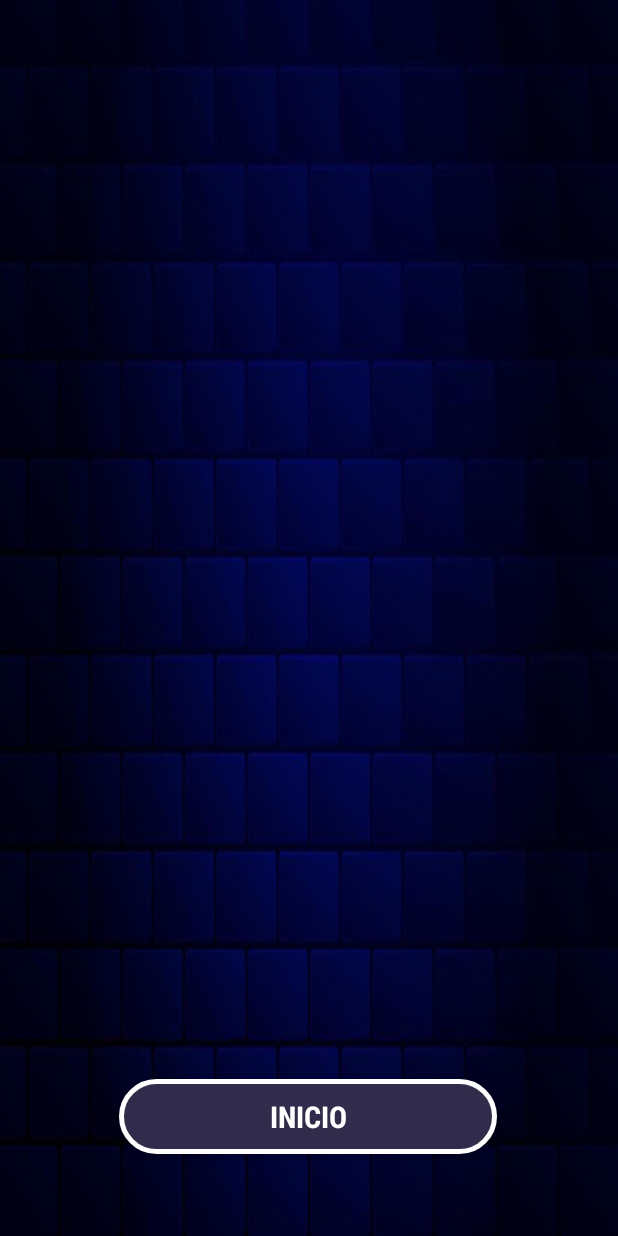
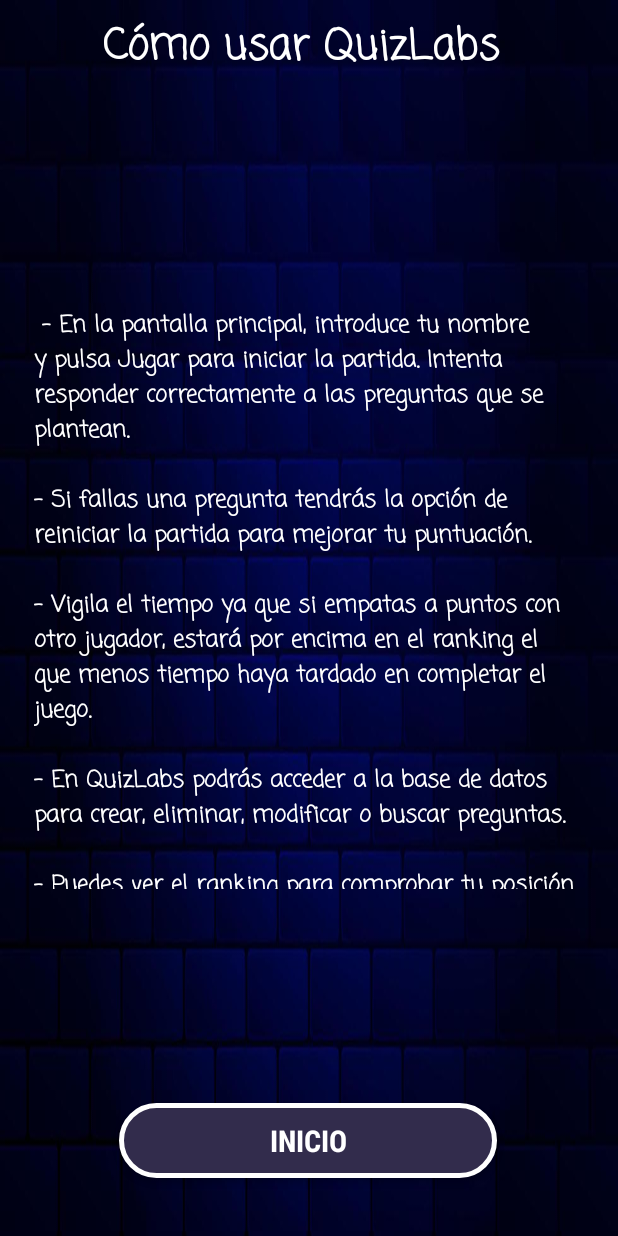
Before and after one commit to a-sisla/QuizLabs, an Android app: the screen it shows after launch (AyudaActivity), in the side drawer, after a tap on "AYUDA", on a phone screen of 412 x 824 dp. Run offline under Robolectric (Android 15) with nearby library versions, the phone set to English and light mode, and no system bars; our stand-ins replace navigation-ui.

Commit message:
Casi casi completa
Falta el bug de modificar cuando no todos los campos están completos

```diff
--- a/app/src/main/java/com/example/mainactivity/AdminSQLiteOpenHelperP.java
+++ b/app/src/main/java/com/example/mainactivity/AdminSQLiteOpenHelperP.java
@@ -1,6 +1,5 @@
 package com.example.mainactivity;
 
-import android.content.ContentValues;
 import android.content.Context;
 import android.database.Cursor;
 import android.database.sqlite.SQLiteDatabase;
--- a/app/src/main/java/com/example/mainactivity/MusicPlayerManager.java
+++ b/app/src/main/java/com/example/mainactivity/MusicPlayerManager.java
@@ -6,13 +6,20 @@ import android.media.MediaPlayer;
 public class MusicPlayerManager {
     private static MediaPlayer mediaPlayer;
     private static MediaPlayer mediaPlayer2;
+    private static int currentSong = -1;
 
     public static void startPlaying(Context context, int resourceId) {
-        stopPlaying();
 
-        mediaPlayer = MediaPlayer.create(context, resourceId);
-        mediaPlayer.setLooping(true);  // Repetir en bucle
-        mediaPlayer.start();
+        if(currentSong != resourceId){
+            stopPlaying();
+
+            mediaPlayer = MediaPlayer.create(context, resourceId);
+            mediaPlayer.setLooping(true);  // Repetir en bucle
+            mediaPlayer.start();
+
+           currentSong = resourceId;
+        }
+
     }
     public static void pulsarUnaVez(Context context, int resourceId) {
 
--- a/app/src/main/java/com/example/mainactivity/PreguntaCorrecta.java
+++ b/app/src/main/java/com/example/mainactivity/PreguntaCorrecta.java
@@ -68,7 +68,6 @@ public class PreguntaCorrecta extends Fragment {
         botonSiguiente.setOnClickListener(new View.OnClickListener(){
             @Override
             public void onClick(View view) {
-                //MusicPlayerManager.pulsarUnaVez(requireContext(), R.raw.botonpulsar);
                 GameActivity activity = (GameActivity) getActivity();
                 if (activity != null) {
                     activity.avanzarPregunta();
--- a/app/src/main/java/com/example/mainactivity/PreguntaIncorrecta.java
+++ b/app/src/main/java/com/example/mainactivity/PreguntaIncorrecta.java
@@ -68,7 +68,6 @@ public class PreguntaIncorrecta extends Fragment {
         botonSiguiente.setOnClickListener(new View.OnClickListener(){
             @Override
             public void onClick(View view) {
-                //MusicPlayerManager.pulsarUnaVez(requireContext(), R.raw.botonpulsar);
                 GameActivity activity = (GameActivity) getActivity();
                 if (activity != null) {
                     activity.avanzarPregunta();
@@ -80,7 +79,6 @@ public class PreguntaIncorrecta extends Fragment {
         botonReiniciar.setOnClickListener(new View.OnClickListener(){
             @Override
             public void onClick(View view) {
-                //MusicPlayerManager.pulsarUnaVez(requireContext(), R.raw.botonpulsar);
                 GameActivity activity = (GameActivity) getActivity();
                 if (activity != null) {
                     activity.reinciar();
--- a/app/src/main/java/com/example/mainactivity/Principal.java
+++ b/app/src/main/java/com/example/mainactivity/Principal.java
@@ -11,7 +11,6 @@ import android.view.Menu;
 import android.widget.EditText;
 import android.widget.Toast;
 
-import com.google.android.material.snackbar.Snackbar;
 import com.google.android.material.navigation.NavigationView;
 
 import androidx.navigation.NavController;
--- a/app/src/main/java/com/example/mainactivity/ui/home/HomeFragment.java
+++ b/app/src/main/java/com/example/mainactivity/ui/home/HomeFragment.java
@@ -4,7 +4,6 @@ import android.os.Bundle;
 import android.view.LayoutInflater;
 import android.view.View;
 import android.view.ViewGroup;
-import android.widget.TextView;
 
 import androidx.annotation.NonNull;
 import androidx.fragment.app.Fragment;
--- a/app/src/main/res/layout/activity_ayuda.xml
+++ b/app/src/main/res/layout/activity_ayuda.xml
@@ -23,5 +23,40 @@
         app:layout_constraintHorizontal_bias="0.496"
         app:layout_constraintStart_toStartOf="parent"
         app:layout_constraintTop_toTopOf="parent"
-        app:layout_constraintVertical_bias="0.929" />
+        app:layout_constraintVertical_bias="0.95" />
+
+    <TextView
+        android:id="@+id/Titulo"
+        android:layout_width="275dp"
+        android:layout_height="55dp"
+        android:layout_marginTop="10dp"
+        android:fontFamily="casual"
+        android:text="@string/c_mo_usar_quizlabs"
+        android:textColor="@color/white"
+
+        android:textSize="28sp"
+        android:textStyle="bold"
+        app:layout_constraintEnd_toEndOf="parent"
+        app:layout_constraintStart_toStartOf="parent"
+        app:layout_constraintTop_toTopOf="parent"
+        tools:ignore="MissingConstraints,TextSizeCheck" />
+
+    <TextView
+        android:id="@+id/textView9"
+        android:layout_width="365dp"
+        android:layout_height="434dp"
+        android:layout_marginTop="52dp"
+        android:layout_marginBottom="102dp"
+        android:fontFamily="casual"
+        android:text="@string/n_n_en_la_pantalla_principal_introduce_tu_nombre_y_pulsa_jugar_para_iniciar_la_partida_intenta_responder_correctamente_a_las_preguntas_que_se_plantean_n_n_si_fallas_una_pregunta_tendr_s_la_opci_n_de_reiniciar_la_partida_para_mejorar_tu_puntuaci_n_n_n_vigila_el_tiempo_ya_que_si_empatas_a_puntos_con_otro_jugador_estar_por_encima_en_el_ranking_el_que_menos_tiempo_haya_tardado_en_completar_el_juego_n_n_en_quizlabs_podr_s_acceder_a_la_base_de_datos_para_crear_eliminar_modificar_o_buscar_preguntas_n_n_puedes_ver_el_ranking_para_comprobar_tu_posici_n_respecto_a_los_dem_s_jugadores"
+        android:textColor="@color/white"
+        android:textSize="15sp"
+        android:textStyle="bold"
+        app:layout_constraintBottom_toTopOf="@+id/button"
+        app:layout_constraintEnd_toEndOf="parent"
+        app:layout_constraintHorizontal_bias="0.488"
+        app:layout_constraintStart_toStartOf="parent"
+        app:layout_constraintTop_toBottomOf="@+id/Titulo"
+        tools:ignore="MissingConstraints,TextSizeCheck" />
+
 </androidx.constraintlayout.widget.ConstraintLayout>
--- a/app/src/main/res/values/strings.xml
+++ b/app/src/main/res/values/strings.xml
@@ -40,5 +40,7 @@
     <string name="menu_bbdd">BASE DE DATOS</string>
     <string name="RANKING">RANKING</string>
     <string name="menu_ayuda">AYUDA</string>
+    <string name="c_mo_usar_quizlabs">Cómo usar QuizLabs</string>
+    <string name="n_n_en_la_pantalla_principal_introduce_tu_nombre_y_pulsa_jugar_para_iniciar_la_partida_intenta_responder_correctamente_a_las_preguntas_que_se_plantean_n_n_si_fallas_una_pregunta_tendr_s_la_opci_n_de_reiniciar_la_partida_para_mejorar_tu_puntuaci_n_n_n_vigila_el_tiempo_ya_que_si_empatas_a_puntos_con_otro_jugador_estar_por_encima_en_el_ranking_el_que_menos_tiempo_haya_tardado_en_completar_el_juego_n_n_en_quizlabs_podr_s_acceder_a_la_base_de_datos_para_crear_eliminar_modificar_o_buscar_preguntas_n_n_puedes_ver_el_ranking_para_comprobar_tu_posici_n_respecto_a_los_dem_s_jugadores">\n\n - En la pantalla principal, introduce tu nombre y pulsa Jugar para iniciar la partida. Intenta responder correctamente a las preguntas que se plantean.\n\n- Si fallas una pregunta tendrás la opción de reiniciar la partida para mejorar tu puntuación.\n\n- Vigila el tiempo ya que si empatas a puntos con otro jugador, estará por encima en el ranking el que menos tiempo haya tardado en completar el juego.\n\n- En QuizLabs podrás acceder a la base de datos para crear, eliminar, modificar o buscar preguntas.\n\n- Puedes ver el ranking para comprobar tu posición respecto a los demás jugadores.</string>
 
 </resources>
```
Also changed, not shown: app/src/main/java/com/example/mainactivity/GameActivity.java (+6 -13 lines), app/src/main/java/com/example/mainactivity/QuestionsActivity.java (+4 -8 lines).
